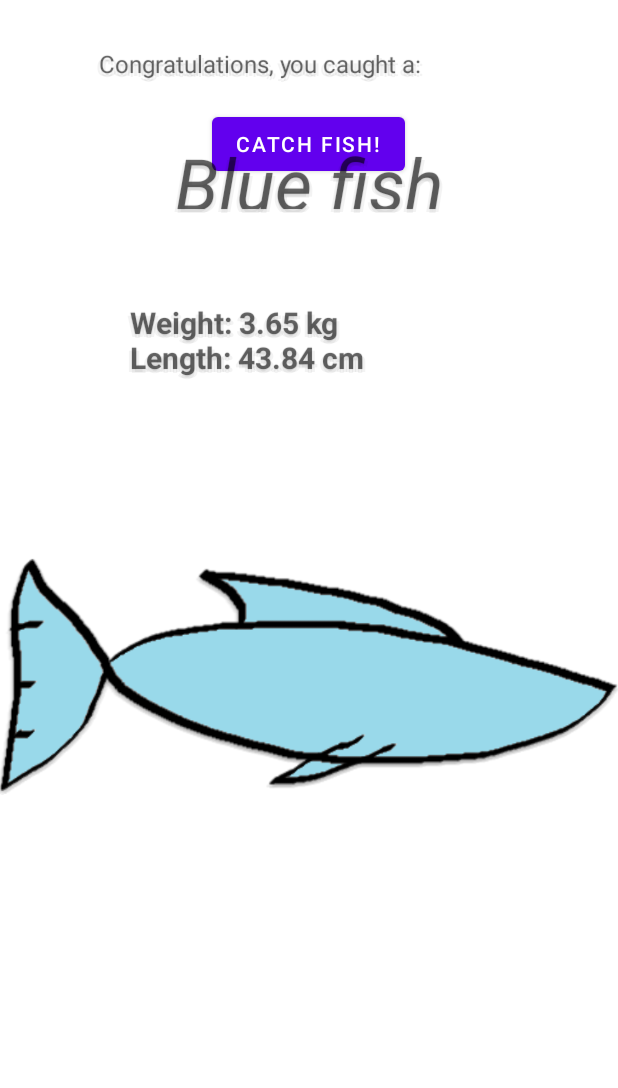
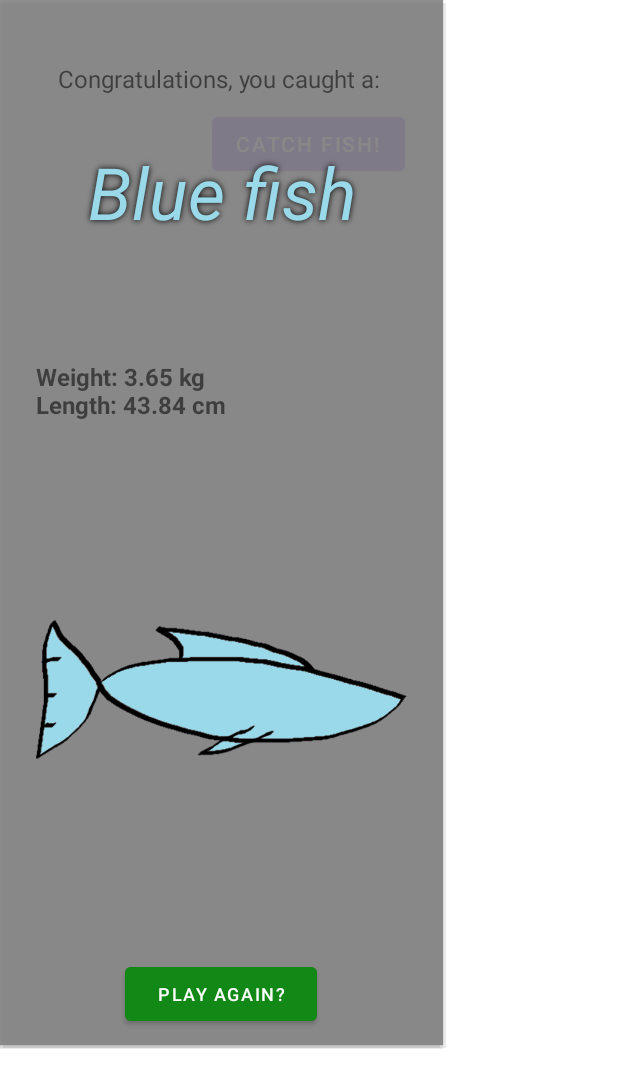
Before and after one commit to Mattias-Petersson/MAMN01-projekt, an Android app: the CaughtActivity screen opened directly, with no data from a screen before it, after a tap on "CATCH FISH!", on a phone screen of 412 x 824 dp. Shown: the top 1088 px of the screen. Run offline under Robolectric (Android 15) with nearby library versions, the phone set to English and light mode, and no system bars.

Commit message:
Fixed the popup so it behaves uniformly. Added back-button UX.
Added one type of Fish (yellow), added a primaryColor attribute to the fish. This makes it so that fish can get a text-color of their primary color for example. Added functionality to the back button so it exits the app if the user clicks on it twice.  Removed the ability to dismiss the popup-window by clicking on the popup in CaughtActivity.

```diff
--- a/app/src/main/AndroidManifest.xml
+++ b/app/src/main/AndroidManifest.xml
@@ -12,9 +12,6 @@
         android:supportsRtl="true"
         android:theme="@style/Theme.MAMN01Projekt">
         <activity
-            android:name=".CaughtActivity"
-            android:exported="false" />
-        <activity
             android:name=".CatchActivity"
             android:exported="false" />
         <activity
@@ -25,14 +22,21 @@
             android:exported="true"
             android:screenOrientation="portrait" />
         <activity
+            android:name=".CaughtActivity"
+            android:exported="false"/>
+        <activity
             android:name=".MenuActivity"
             android:exported="true"
-            android:screenOrientation="portrait">
+            android:screenOrientation="portrait"
+            android:noHistory="true"
+            >
+
             <intent-filter>
                 <action android:name="android.intent.action.MAIN" />
 
                 <category android:name="android.intent.category.LAUNCHER" />
             </intent-filter>
+
         </activity>
     </application>
 
--- a/app/src/main/java/com/example/mamn01_projekt/BlueFish.java
+++ b/app/src/main/java/com/example/mamn01_projekt/BlueFish.java
@@ -1,12 +1,14 @@
 package com.example.mamn01_projekt;
 
-import java.util.Random;
+import android.graphics.Color;
 
-public class BlueFish extends Fish{
+
+public class BlueFish extends Fish {
     public BlueFish() {
         super(5, 60); // A yellowfin bream is about 60 cm and weighs roughly 6kg.
-        id = 0001;
+        id = 1;
         name = "Blue fish";
+        primaryColor = Color.parseColor("#99d9ea");
     }
 
 
--- a/app/src/main/java/com/example/mamn01_projekt/CaughtActivity.java
+++ b/app/src/main/java/com/example/mamn01_projekt/CaughtActivity.java
@@ -3,6 +3,7 @@ package com.example.mamn01_projekt;
 import androidx.appcompat.app.AppCompatActivity;
 
 import android.annotation.SuppressLint;
+import android.content.Intent;
 import android.os.Bundle;
 import android.view.Gravity;
 import android.view.LayoutInflater;
@@ -28,25 +29,27 @@ public class CaughtActivity extends AppCompatActivity {
         View popup = inflater.inflate(R.layout.popup_catch, null);
         int width = LinearLayout.LayoutParams.WRAP_CONTENT;
         int height = LinearLayout.LayoutParams.WRAP_CONTENT;
+        // Set focusable to true when testing, false when the application is done. The user should
+        // Only be able to proceed by clicking buttons, false does that.
         final PopupWindow popupWindow = new PopupWindow(popup, width, height, true);
         getFields(popup);
-        printFish(view);
+        printFish();
         popupWindow.showAtLocation(view, Gravity.CENTER, 0, 0);
-        popup.setOnTouchListener( (v, e) -> { // View v and Event e respectively.
-            popupWindow.dismiss();
-            return true;
-        });
     }
     private void getFields(View popup) {
-        fishName = (TextView) popup.findViewById(R.id.textCaughtFishName);
-        fishStats = (TextView) popup.findViewById(R.id.textCaughtFishAttributes);
-        fishImage = (ImageView) popup.findViewById(R.id.imageFish);
+        fishName =  popup.findViewById(R.id.textCaughtFishName);
+        fishStats = popup.findViewById(R.id.textCaughtFishAttributes);
+        fishImage = popup.findViewById(R.id.imageFish);
     }
-    public void printFish(View v) {
+    private void printFish() {
         Fish f = new FishHandler().returnCatch();
         fishName.setText(f.name);
+        fishName.setTextColor(f.primaryColor);
         fishStats.setText("Weight: " + f.weight + " kg" + "\n" + "Length: " + f.length + " cm");
         fishImage.setImageResource(f.getImageSource());
 
     }
+    public void startGame(View v) {
+        startActivity(new Intent(this, GameActivity.class));
+    }
 }
--- a/app/src/main/java/com/example/mamn01_projekt/Fish.java
+++ b/app/src/main/java/com/example/mamn01_projekt/Fish.java
@@ -5,6 +5,7 @@ import java.util.Random;
 public abstract class Fish {
     protected int id;
     protected String name;
+    protected int primaryColor;
     protected double length;
     protected double weight;
     private final double decimalPlaces = 100d;
--- a/app/src/main/java/com/example/mamn01_projekt/FishHandler.java
+++ b/app/src/main/java/com/example/mamn01_projekt/FishHandler.java
@@ -18,6 +18,7 @@ public class FishHandler {
     private void addFish() {
         typesOfFish.add(new BlueFish());
         typesOfFish.add(new RedFish());
+        typesOfFish.add(new YellowFish());
     }
     public Fish returnCatch() {
         return returnCatchHelper(r.nextInt(typesOfFish.size()));
--- a/app/src/main/java/com/example/mamn01_projekt/GameActivity.java
+++ b/app/src/main/java/com/example/mamn01_projekt/GameActivity.java
@@ -28,6 +28,10 @@ public class GameActivity extends AppCompatActivity  {
         setContentView(R.layout.activity_game);
 
     }
+    @Override
+    public void onBackPressed() {
+        startActivity(new Intent(this, MenuActivity.class));
+    }
 
 
 }
--- a/app/src/main/java/com/example/mamn01_projekt/MenuActivity.java
+++ b/app/src/main/java/com/example/mamn01_projekt/MenuActivity.java
@@ -4,14 +4,18 @@ import androidx.appcompat.app.AppCompatActivity;
 
 import android.content.Intent;
 import android.os.Bundle;
+import android.util.Log;
 import android.view.View;
+import android.widget.Toast;
 
 public class MenuActivity extends AppCompatActivity {
+    int backButtonCounter;
 
     @Override
     protected void onCreate(Bundle savedInstanceState) {
         super.onCreate(savedInstanceState);
         setContentView(R.layout.activity_menu);
+        backButtonCounter = 0;
     }
 
      public void startGame(View v) {
@@ -26,4 +30,15 @@ public class MenuActivity extends AppCompatActivity {
     public void startCaught(View v) {
         startActivity(new Intent(this, CaughtActivity.class));
     }
+    @Override
+    public void onBackPressed() {
+        if(backButtonCounter >= 1) {
+            moveTaskToBack(true);
+        } else{
+            Toast.makeText(this, "Press the back button again to exit the application.", Toast.LENGTH_SHORT).show();
+            backButtonCounter++;
+        }
+
+
+    }
 }
--- a/app/src/main/java/com/example/mamn01_projekt/RedFish.java
+++ b/app/src/main/java/com/example/mamn01_projekt/RedFish.java
@@ -1,12 +1,14 @@
 package com.example.mamn01_projekt;
 
-import java.util.Random;
+import android.graphics.Color;
+
 
 public class RedFish extends Fish{
     public RedFish() {
         super(30, 140);
-        id = 0002;
+        id = 2;
         name = "Red fish";
+        primaryColor = Color.parseColor("#971313");
     }
     @Override
     public int getImageSource() {
--- /dev/null
+++ b/app/src/main/java/com/example/mamn01_projekt/YellowFish.java
@@ -0,0 +1,16 @@
+package com.example.mamn01_projekt;
+
+import android.graphics.Color;
+
+public class YellowFish extends Fish{
+    public YellowFish() {
+        super(100, 250);
+        id = 3;
+        name = "Yellow fish";
+        primaryColor = Color.parseColor("#F2E900");
+    }
+    @Override
+    public int getImageSource() {
+        return R.drawable.yellowfish;
+    }
+}
--- a/app/src/main/res/layout/popup_catch.xml
+++ b/app/src/main/res/layout/popup_catch.xml
@@ -1,15 +1,16 @@
 <?xml version="1.0" encoding="utf-8"?>
 <androidx.constraintlayout.widget.ConstraintLayout xmlns:android="http://schemas.android.com/apk/res/android"
     xmlns:app="http://schemas.android.com/apk/res-auto"
-    xmlns:tools="http://schemas.android.com/tools"
     android:layout_width="wrap_content"
-    android:layout_height="wrap_content">
+    android:layout_height="wrap_content"
+    android:background="#E6888888">
 
     <TextView
         android:id="@+id/catchTextStatic"
-        android:layout_width="280dp"
-        android:layout_height="30dp"
-        android:text="Congratulations, you caught a:"
+        android:layout_width="218dp"
+        android:layout_height="26dp"
+        android:shadowRadius="5"
+        android:text="@string/congrats"
         android:textSize="16sp"
         app:layout_constraintBottom_toBottomOf="parent"
         app:layout_constraintEnd_toEndOf="parent"
@@ -19,10 +20,12 @@
 
     <TextView
         android:id="@+id/textCaughtFishName"
-        android:layout_width="250dp"
-        android:layout_height="50dp"
+        android:layout_width="253dp"
+        android:layout_height="58dp"
         android:layout_marginTop="28dp"
-        android:text="Default Fish"
+        android:shadowColor="#000000"
+        android:shadowRadius="5"
+        android:text="@string/defaultFish"
         android:textAlignment="center"
         android:textSize="48sp"
         android:textStyle="italic"
@@ -36,8 +39,9 @@
         android:id="@+id/textCaughtFishAttributes"
         android:layout_width="250dp"
         android:layout_height="50dp"
-        android:text="Default attributes"
-        android:textSize="20sp"
+        android:shadowRadius="5"
+        android:text="@string/defaultStats"
+        android:textSize="16sp"
         android:textStyle="bold"
         app:layout_constraintBottom_toBottomOf="parent"
         app:layout_constraintEnd_toEndOf="parent"
@@ -48,12 +52,30 @@
 
     <ImageView
         android:id="@+id/imageFish"
-        android:layout_width="wrap_content"
-        android:layout_height="wrap_content"
-        android:layout_marginTop="108dp"
+        android:layout_width="295dp"
+        android:layout_height="278dp"
+        android:contentDescription="@string/fishDesc"
         app:layout_constraintBottom_toBottomOf="parent"
         app:layout_constraintEnd_toEndOf="parent"
         app:layout_constraintStart_toStartOf="parent"
-        app:layout_constraintTop_toBottomOf="@+id/textCaughtFishAttributes" />
+        app:layout_constraintTop_toBottomOf="@+id/textCaughtFishAttributes"
+        app:layout_constraintVertical_bias="0.238" />
+
+    <Button
+        android:id="@+id/buttonPlayAgain"
+        android:layout_width="128dp"
+        android:layout_height="48dp"
+        android:layout_marginTop="40dp"
+        android:layout_marginBottom="10dp"
+        android:backgroundTint="#128817"
+        android:onClick="startGame"
+        android:text="@string/playAgain"
+        android:textSize="12sp"
+        app:layout_constraintBottom_toBottomOf="parent"
+        app:layout_constraintEnd_toEndOf="parent"
+        app:layout_constraintHorizontal_bias="0.497"
+        app:layout_constraintStart_toStartOf="parent"
+        app:layout_constraintTop_toBottomOf="@+id/imageFish"
+        app:layout_constraintVertical_bias="0.0" />
 
 </androidx.constraintlayout.widget.ConstraintLayout>
--- a/app/src/main/res/values/strings.xml
+++ b/app/src/main/res/values/strings.xml
@@ -1,3 +1,12 @@
 <resources>
     <string name="app_name">MAMN01-Projekt</string>
+
+
+
+    <!-- For the popup:-->
+    <string name="congrats">Congratulations, you caught a: </string>
+    <string name="defaultFish">Default fish</string>
+    <string name="defaultStats">Default attributes</string>
+    <string name="playAgain">Play again?</string>
+    <string name="fishDesc">An image of the fish that the user caught.</string>
 </resources>
```
Also changed, not shown: app/src/main/res/drawable/bluefish.png, app/src/main/res/drawable/yellowfish.png (added).
